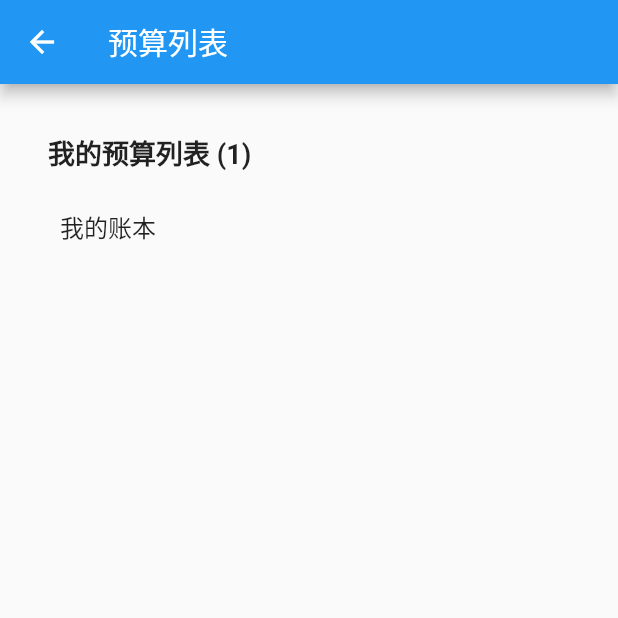
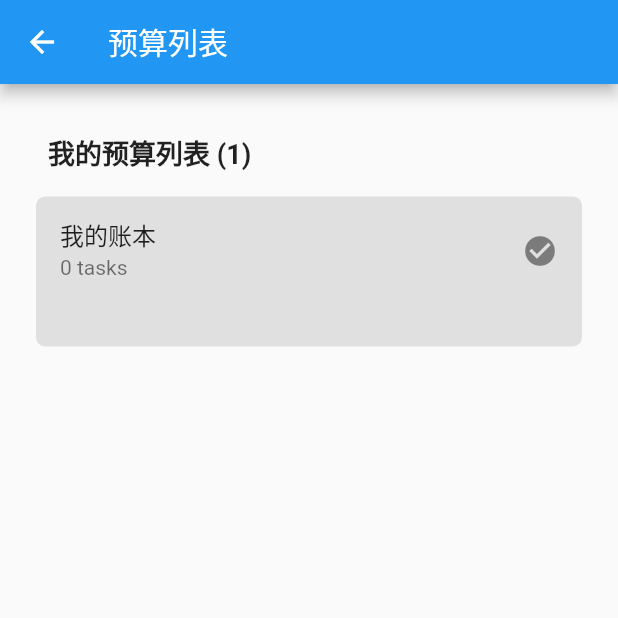
Before and after one commit to HYY-yu/Chic, a Flutter app: the BudgetList screen opened by its route, on a phone screen of 412 x 824 dp, the top half of it. Run offline on Flutter 3.47's test engine with Material 2 defaults, Android fonts, the phone set to English and light mode, and no system bars; our stand-ins replace sqflite, synchronized; accounts and stored records are empty.

Commit message:
完成列表动画效果

```diff
--- a/lib/widget/backdropfliterdemo.dart
+++ b/lib/widget/backdropfliterdemo.dart
@@ -6,7 +6,8 @@ import 'package:flutter/rendering.dart';
 
 /// 一个BackdropFilter模糊的例子，指出了BackdropFilter不能适配非矩形区域模糊效果的BUG
 ///
-/// 此文件与Chic无关
+/// 此文件在本项目中未被使用
+/// 保留此文件做学习用
 ///
 
 /// 运行请取消此注释
--- a/lib/widget/budgetlist.dart
+++ b/lib/widget/budgetlist.dart
@@ -1,6 +1,6 @@
 import 'package:chic/bean/budget.dart';
+import 'package:chic/util/display.dart';
 import 'package:flutter/material.dart';
-import 'package:flutter/services.dart';
 
 class BudgetList extends StatefulWidget {
   @override
@@ -9,14 +9,36 @@ class BudgetList extends StatefulWidget {
   }
 }
 
-class _BudgetListState extends State<BudgetList> {
+class _BudgetListState extends State<BudgetList>
+    with SingleTickerProviderStateMixin {
   List<Budget> datas;
   int _budgetCount = 0;
+  double _mainLisItemWidth;
+
+  AnimationController controller;
 
   @override
   void initState() {
     super.initState();
+    _mainLisItemWidth = screenWidth - 48.0;
     _loadBudgetList();
+
+    // 初始化动画
+    controller = new AnimationController(
+      duration: const Duration(milliseconds: 600),
+      vsync: this,
+    );
+
+    final Animation curve =
+        new CurvedAnimation(parent: controller, curve: Curves.easeInOut);
+    final Tween doubleTween = new Tween<double>(
+        begin: _mainLisItemWidth, end: _mainLisItemWidth - 110);
+
+    curve.addListener(() {
+      setState(() {
+        _mainLisItemWidth = doubleTween.evaluate(curve);
+      });
+    });
   }
 
   @override
@@ -32,7 +54,7 @@ class _BudgetListState extends State<BudgetList> {
           crossAxisAlignment: CrossAxisAlignment.start,
           children: <Widget>[
             Padding(
-              padding: new EdgeInsets.all(8.0),
+              padding: new EdgeInsets.fromLTRB(8.0, 8.0, 8.0, 16.0),
               child: Text(
                 "我的预算列表 ($_budgetCount)",
                 style: new TextStyle(
@@ -55,8 +77,53 @@ class _BudgetListState extends State<BudgetList> {
 
   Widget _itemBuilder(BuildContext context, int index) {
     var elem = datas[index];
-    return new ListTile(
-      title: new Text("${elem.budgetName}"),
+    return new GestureDetector(
+      onHorizontalDragEnd: (d) {
+        if (!controller.isAnimating) {
+          if (d.velocity.pixelsPerSecond.dx > 0) {
+            // 向右
+            controller.reverse();
+          } else {
+            // 向左
+            controller.forward();
+          }
+        }
+      },
+      child: Stack(
+        alignment: Alignment.centerLeft,
+        children: <Widget>[
+          new Align(
+            alignment: Alignment.centerRight,
+            child: Wrap(
+              children: <Widget>[
+                new IconButton(
+                  splashColor: Colors.orange,
+                  icon: new Icon(Icons.edit),
+                  onPressed: () {},
+                ),
+                new IconButton(
+                  splashColor: Colors.orange,
+                  icon: new Icon(Icons.delete),
+                  onPressed: () {},
+                )
+              ],
+            ),
+          ),
+          new Container(
+            width: _mainLisItemWidth,
+            height: 100.0,
+            decoration: BoxDecoration(
+              borderRadius: new BorderRadius.all(new Radius.circular(6.0)),
+              color: Colors.grey.shade300,
+            ),
+            child: ListTile(
+              title: new Text(elem.budgetName),
+              subtitle: new Text("0 tasks"),
+              trailing: new Icon(Icons.check_circle),
+            ),
+          ),
+        ],
+      ),
     );
   }
 
```
